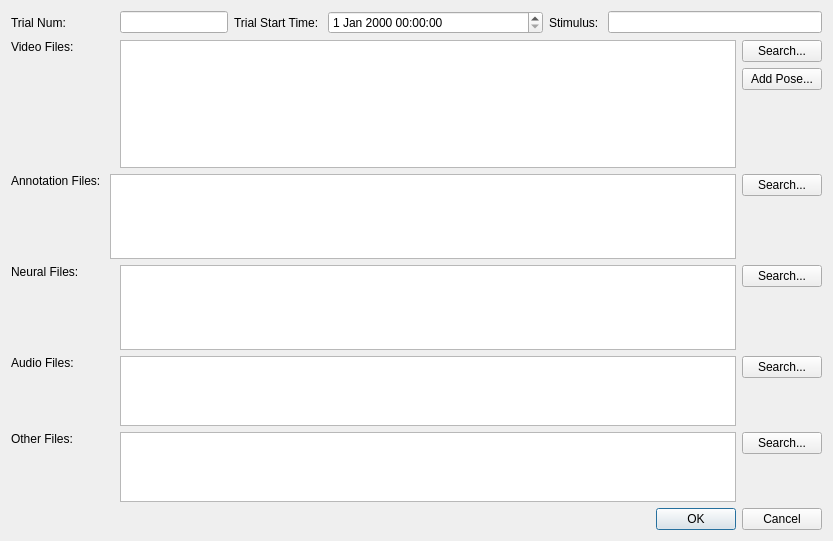
Old version of the form src/db/editTrialDialog.ui in the repository neuroethology/bento.
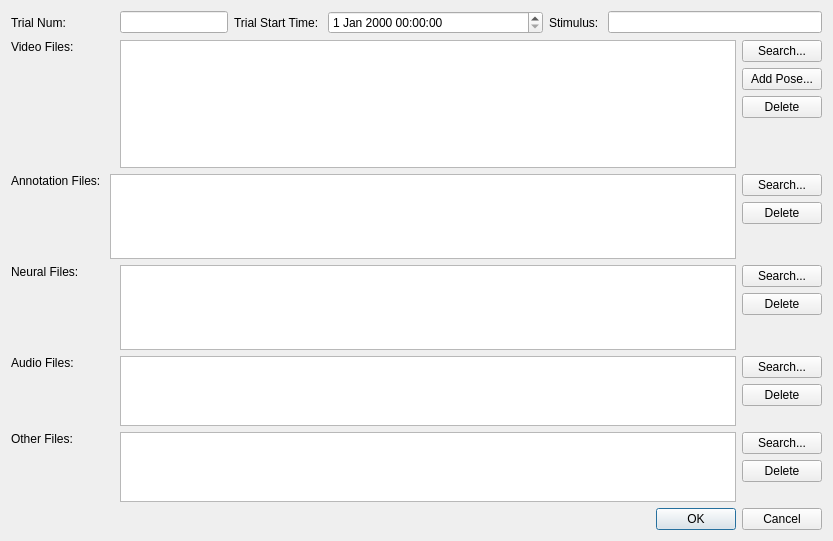
New version of the form. Custom widgets are drawn as their Qt base class.

Commit message: added delete buttons in add or edit trial window

Patch:
```diff
--- a/src/db/editTrialDialog.ui
+++ b/src/db/editTrialDialog.ui
@@ -121,6 +121,13 @@
          </property>
         </widget>
        </item>
+       <item>
+        <widget class="QPushButton" name="videoPoseDeleteButton">
+         <property name="text">
+          <string>Delete</string>
+         </property>
+        </widget>
+       </item>
        <item>
         <spacer name="videosSearchVerticalSpacer">
          <property name="orientation">
@@ -162,6 +169,13 @@
          </property>
         </widget>
        </item>
+       <item>
+        <widget class="QPushButton" name="annotationsDeleteButton">
+         <property name="text">
+          <string>Delete</string>
+         </property>
+        </widget>
+       </item>
        <item>
         <spacer name="annotationsSearchVerticalSpacer">
          <property name="orientation">
@@ -209,6 +223,13 @@
          </property>
         </widget>
        </item>
+       <item>
+        <widget class="QPushButton" name="neuralsDeleteButton">
+         <property name="text">
+          <string>Delete</string>
+         </property>
+        </widget>
+       </item>
        <item>
         <spacer name="neuralsSearchVerticalSpacer">
          <property name="orientation">
@@ -266,6 +287,13 @@
          </property>
         </widget>
        </item>
+       <item>
+        <widget class="QPushButton" name="audiosDeleteButton">
+         <property name="text">
+          <string>Delete</string>
+         </property>
+        </widget>
+       </item>
        <item>
         <spacer name="audiosSearchVerticalSpacer">
          <property name="orientation">
@@ -323,6 +351,13 @@
          </property>
         </widget>
        </item>
+       <item>
+        <widget class="QPushButton" name="othersDeleteButton">
+         <property name="text">
+          <string>Delete</string>
+         </property>
+        </widget>
+       </item>
        <item>
         <spacer name="othersSearchVerticalSpacer">
          <property name="orientation">
```
The commit also changes 2 other files.
